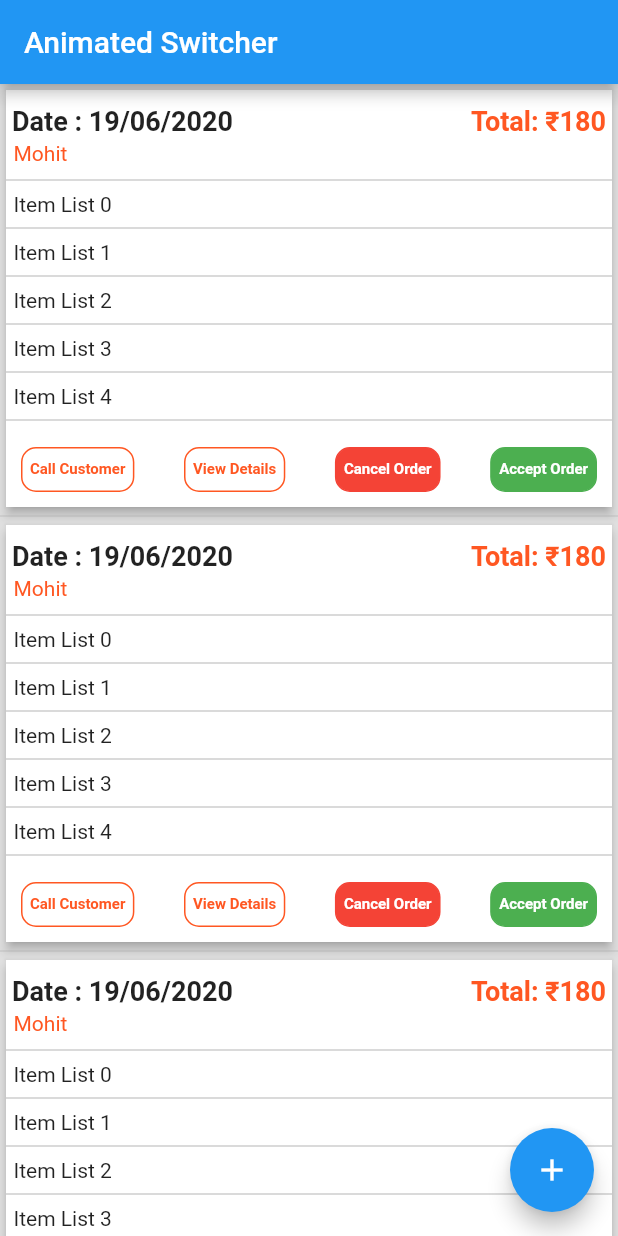
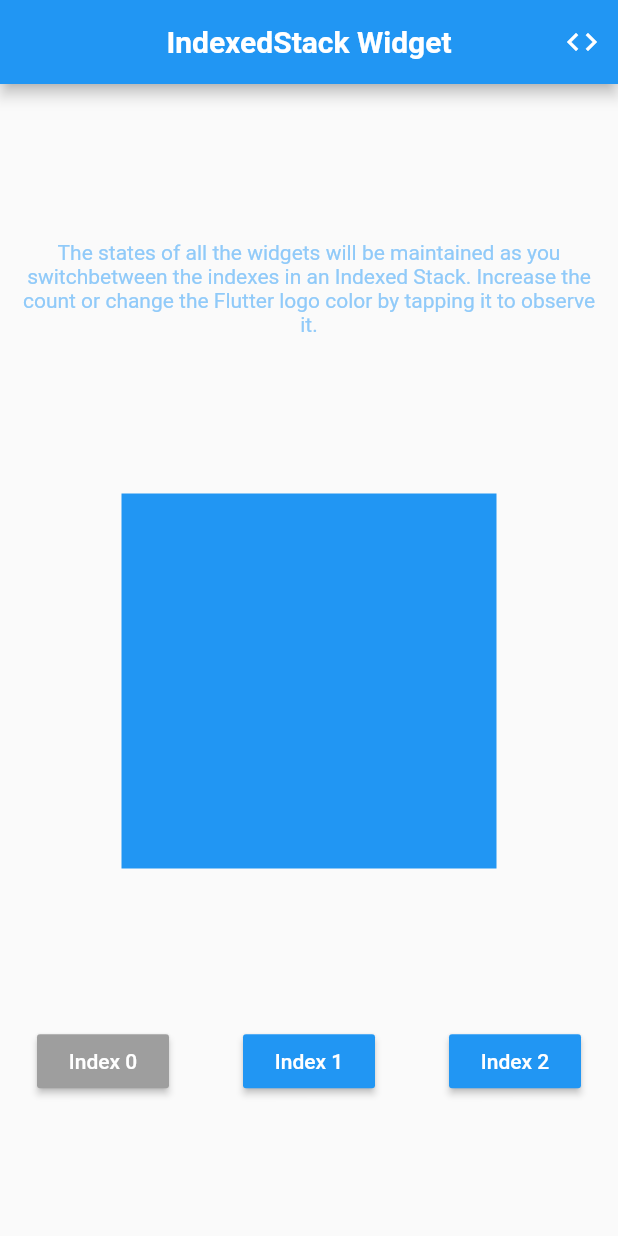
Before and after one commit to MV1998/flutter_cheat_sheet_app, a Flutter app: the screen it shows after launch, on a phone screen of 412 x 824 dp. Run offline on Flutter 3.47's test engine with Material 2 defaults, Android fonts, the phone set to English and light mode, and no system bars; our stand-ins replace signature, transparent_image.

Commit message:
indexed stack.

```diff
--- /dev/null
+++ b/lib/flutter_widgets/indexed_stack.dart
@@ -0,0 +1,145 @@
+import 'package:flutter/material.dart';
+
+class IndexedStackWidget extends StatefulWidget {
+  @override
+  _IndexedStackWidgetState createState() => _IndexedStackWidgetState();
+}
+class _IndexedStackWidgetState extends State<IndexedStackWidget> {
+  int count = 0;
+  int _widgetIndex = 0;
+  Color _imageColor = Colors.blue;
+
+  @override
+  void initState() {
+    super.initState();
+  }
+
+  @override
+  Widget build(BuildContext context) {
+    return Scaffold(
+      appBar: AppBar(
+        centerTitle: true,
+        title: Text(
+          'IndexedStack Widget',
+          style: TextStyle(
+              fontSize: 20.0,
+              fontWeight: FontWeight.bold,),
+        ),
+        actions: <Widget>[
+          IconButton(
+            icon: Icon(Icons.code),
+            onPressed: () {
+
+            }
+          )
+        ],
+      ),
+      body: Column(
+        mainAxisAlignment: MainAxisAlignment.spaceEvenly,
+        children: <Widget>[
+          Padding(
+            padding: const EdgeInsets.only(top: 12.0, left: 12.0, right: 12.0),
+            child: Text(
+              "The states of all the widgets will be maintained as you switch"
+                  "between the indexes in an Indexed Stack. Increase the count or "
+                  "change the Flutter logo color by tapping it to observe it.",
+              style: TextStyle(
+                  color: Theme.of(context).backgroundColor,
+                  fontSize: 14.0,),
+              textAlign: TextAlign.center,
+            ),
+          ),
+          Padding(
+            padding: const EdgeInsets.all(12.0),
+            child: Row(
+              mainAxisAlignment: MainAxisAlignment.center,
+              mainAxisSize: MainAxisSize.max,
+              children: <Widget>[
+                /// 3 widgets stacked (Index 0, 1 & 2)
+                /// State will be preserved while switching
+                IndexedStack(
+                  index: _widgetIndex,
+                  children: <Widget>[
+                    Container(
+                      width: 250,
+                      height: 250,
+                      color: Colors.blue,
+                    ),
+                    Container(
+                      width: 250,
+                      height: 250,
+                      color: Colors.red,
+                      child: Column(
+                        mainAxisSize: MainAxisSize.max,
+                        mainAxisAlignment: MainAxisAlignment.center,
+                        children: <Widget>[
+                          Text(
+                            "$count",
+                            style:
+                            TextStyle(color: Colors.white, fontSize: 48.0),
+                          ),
+                          Padding(
+                            padding: const EdgeInsets.all(18.0),
+                            child: RaisedButton(
+                              onPressed: () =>
+                                  setState(() => count = count = count + 1),
+                              color: Colors.black,
+                              textColor: Colors.white,
+                              child: Text("Press me"),
+                            ),
+                          )
+                        ],
+                      ),
+                    ),
+                    Container(
+                      width: 250,
+                      height: 250,
+                      color: Colors.white,
+                      child: GestureDetector(
+                        child: FlutterLogo(
+                          duration: Duration(milliseconds: 500),
+                          colors: _imageColor,
+                          curve: Curves.easeInOut,
+                        ),
+                        onTap: () => setState(() => _imageColor == Colors.blue
+                            ? _imageColor = Colors.amber
+                            : _imageColor = Colors.blue),
+                      ),
+                    ),
+                  ],
+                ),
+              ],
+            ),
+          ),
+          Row(
+            mainAxisSize: MainAxisSize.max,
+            mainAxisAlignment: MainAxisAlignment.spaceAround,
+            children: <Widget>[
+              RaisedButton(
+                onPressed: () =>
+                _widgetIndex == 0 ? null : setState(() => _widgetIndex = 0),
+                color: _widgetIndex == 0 ? Colors.grey : Colors.blue,
+                textColor: Colors.white,
+                child: Text("Index 0"),
+              ),
+              RaisedButton(
+                onPressed: () =>
+                _widgetIndex == 1 ? null : setState(() => _widgetIndex = 1),
+                color: _widgetIndex == 1 ? Colors.grey : Colors.blue,
+                textColor: Colors.white,
+                child: Text("Index 1"),
+              ),
+              RaisedButton(
+                onPressed: () =>
+                _widgetIndex == 2 ? null : setState(() => _widgetIndex = 2),
+                color: _widgetIndex == 2 ? Colors.grey : Colors.blue,
+                textColor: Colors.white,
+                child: Text("Index 2"),
+              ),
+            ],
+          )
+        ],
+      ),
+    );
+  }
+}
--- a/lib/main.dart
+++ b/lib/main.dart
@@ -3,6 +3,7 @@ import 'package:flutter/material.dart';
 import 'package:fluttercheatsheetapp/flutter_widgets/animated_padding.dart';
 import 'package:fluttercheatsheetapp/flutter_widgets/animated_positioned.dart';
 import 'package:fluttercheatsheetapp/flutter_widgets/animated_switcher.dart';
+import 'package:fluttercheatsheetapp/flutter_widgets/indexed_stack.dart';
 import 'package:fluttercheatsheetapp/flutter_widgets/order_details_card_widget.dart';
 import 'package:fluttercheatsheetapp/flutter_widgets/placeholder.dart';
 import 'package:fluttercheatsheetapp/flutter_widgets/reorderable_list.dart';
@@ -27,7 +28,7 @@ class _MyAppState extends State<MyApp> {
         'hero2': (context) => Hero2Widget(),
       },
       title: 'Widget',
-      home: OrderDetailsCardWidget(),
+      home: IndexedStackWidget(),
     );
   }
 }
```
